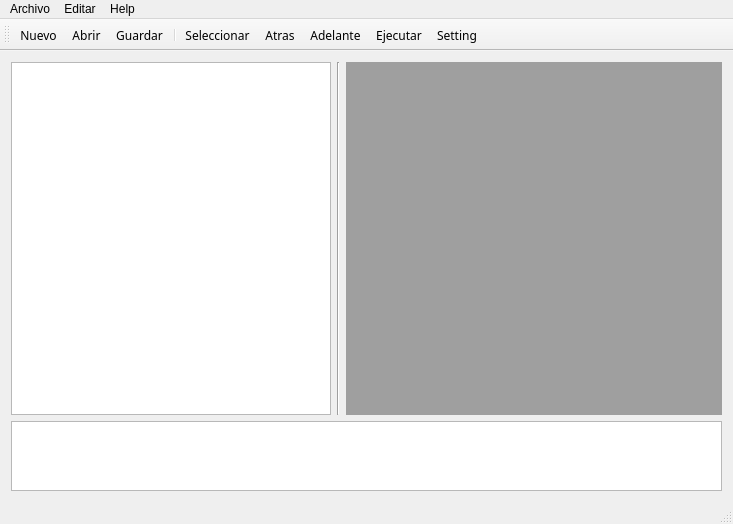
Before: the Qt Designer form ui/mainwindow.ui in myalfred03/robot_editor, drawn with Qt 5.
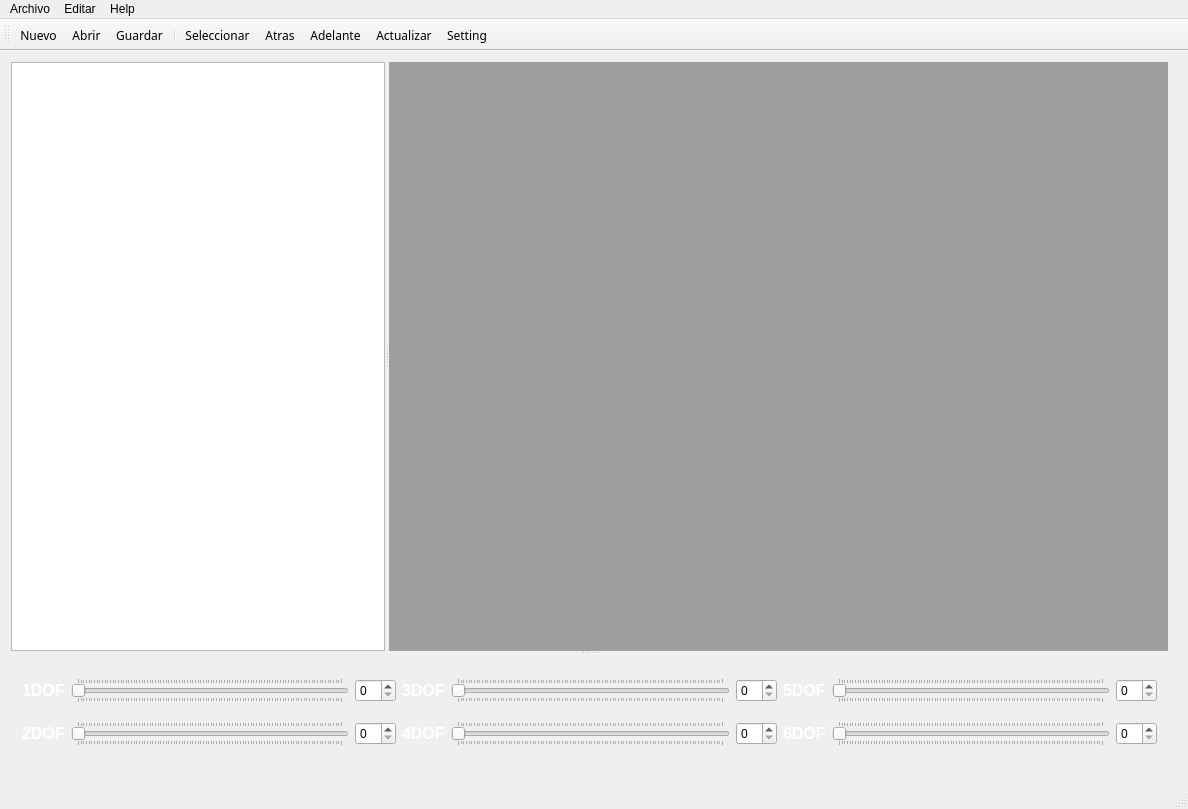
After: the same form once the commit is applied. Icons and pictures are not drawn. Custom widgets are drawn as their Qt base class.

What changed in the file:
```diff
--- a/ui/mainwindow.ui
+++ b/ui/mainwindow.ui
@@ -6,8 +6,8 @@
    <rect>
     <x>0</x>
     <y>0</y>
-    <width>733</width>
-    <height>524</height>
+    <width>1188</width>
+    <height>809</height>
    </rect>
   </property>
   <property name="windowTitle">
@@ -18,82 +18,195 @@
     <normaloff>:/img/UNI-Script.png</normaloff>:/img/UNI-Script.png</iconset>
   </property>
   <widget class="QWidget" name="centralWidget">
-   <layout class="QGridLayout" name="gridLayout_2">
+   <layout class="QGridLayout" name="gridLayout_3">
+    <item row="1" column="1">
+     <widget class="Line" name="line">
+      <property name="orientation">
+       <enum>Qt::Vertical</enum>
+      </property>
+     </widget>
+    </item>
     <item row="0" column="0">
-     <layout class="QGridLayout" name="gridLayout">
-      <item row="0" column="0">
-       <layout class="QGridLayout" name="gridLayout_3">
-        <item row="0" column="0">
-         <widget class="CodeEditor" name="editor">
-          <property name="sizePolicy">
-           <sizepolicy hsizetype="Fixed" vsizetype="Preferred">
-            <horstretch>0</horstretch>
-            <verstretch>0</verstretch>
-           </sizepolicy>
+     <widget class="QSplitter" name="splitter_2">
+      <property name="orientation">
+       <enum>Qt::Vertical</enum>
+      </property>
+      <widget class="QSplitter" name="splitter">
+       <property name="orientation">
+        <enum>Qt::Horizontal</enum>
+       </property>
+       <widget class="CodeEditor" name="editor">
+        <property name="sizePolicy">
+         <sizepolicy hsizetype="Ignored" vsizetype="Minimum">
+          <horstretch>0</horstretch>
+          <verstretch>0</verstretch>
+         </sizepolicy>
+        </property>
+        <property name="minimumSize">
+         <size>
+          <width>10</width>
+          <height>0</height>
+         </size>
+        </property>
+        <property name="maximumSize">
+         <size>
+          <width>800</width>
+          <height>16777215</height>
+         </size>
+        </property>
+        <property name="font">
+         <font>
+          <family>Serif</family>
+          <pointsize>14</pointsize>
+         </font>
+        </property>
+        <property name="frameShadow">
+         <enum>QFrame::Plain</enum>
+        </property>
+       </widget>
+       <widget class="QMdiArea" name="mdiArea">
+        <property name="sizePolicy">
+         <sizepolicy hsizetype="Ignored" vsizetype="Minimum">
+          <horstretch>0</horstretch>
+          <verstretch>0</verstretch>
+         </sizepolicy>
+        </property>
+        <property name="minimumSize">
+         <size>
+          <width>400</width>
+          <height>0</height>
+         </size>
+        </property>
+       </widget>
+      </widget>
+      <widget class="QWidget" name="gridLayoutWidget">
+       <layout class="QGridLayout" name="gridLayout">
+        <item row="0" column="7">
+         <widget class="QSlider" name="slider5">
+          <property name="orientation">
+           <enum>Qt::Horizontal</enum>
           </property>
-          <property name="minimumSize">
-           <size>
-            <width>10</width>
-            <height>0</height>
-           </size>
+          <property name="tickPosition">
+           <enum>QSlider::TicksBothSides</enum>
           </property>
-          <property name="maximumSize">
-           <size>
-            <width>320</width>
-            <height>16777215</height>
-           </size>
+         </widget>
+        </item>
+        <item row="1" column="7">
+         <widget class="QSlider" name="slider6">
+          <property name="orientation">
+           <enum>Qt::Horizontal</enum>
           </property>
-          <property name="font">
-           <font>
-            <family>Serif</family>
-            <pointsize>14</pointsize>
-           </font>
+          <property name="tickPosition">
+           <enum>QSlider::TicksBothSides</enum>
           </property>
-          <property name="frameShadow">
-           <enum>QFrame::Plain</enum>
+         </widget>
+        </item>
+        <item row="1" column="5">
+         <widget class="QSpinBox" name="spinBox_4"/>
+        </item>
+        <item row="0" column="5">
+         <widget class="QSpinBox" name="spinBox_3"/>
+        </item>
+        <item row="1" column="4">
+         <widget class="QSlider" name="slider4">
+          <property name="orientation">
+           <enum>Qt::Horizontal</enum>
           </property>
+          <property name="tickPosition">
+           <enum>QSlider::TicksBothSides</enum>
+          </property>
          </widget>
         </item>
+        <item row="1" column="2">
+         <widget class="QSpinBox" name="spinBox_2"/>
+        </item>
+        <item row="0" column="8">
+         <widget class="QSpinBox" name="spinBox_5"/>
+        </item>
+        <item row="1" column="8">
+         <widget class="QSpinBox" name="spinBox_6"/>
+        </item>
+        <item row="0" column="4">
+         <widget class="QSlider" name="slider3">
+          <property name="orientation">
+           <enum>Qt::Horizontal</enum>
+          </property>
+          <property name="tickPosition">
+           <enum>QSlider::TicksBothSides</enum>
+          </property>
+         </widget>
+        </item>
+        <item row="0" column="2">
+         <widget class="QSpinBox" name="spinBox"/>
+        </item>
         <item row="0" column="1">
-         <layout class="QGridLayout" name="gridLayout_4">
-          <item row="0" column="0">
-           <widget class="Line" name="line">
-            <property name="orientation">
-             <enum>Qt::Vertical</enum>
-            </property>
-           </widget>
-          </item>
-          <item row="0" column="1">
-           <widget class="QMdiArea" name="mdiArea">
-            <property name="sizePolicy">
-             <sizepolicy hsizetype="Ignored" vsizetype="Expanding">
-              <horstretch>0</horstretch>
-              <verstretch>0</verstretch>
-             </sizepolicy>
-            </property>
-           </widget>
-          </item>
-         </layout>
+         <widget class="QSlider" name="slider1">
+          <property name="orientation">
+           <enum>Qt::Horizontal</enum>
+          </property>
+          <property name="invertedControls">
+           <bool>false</bool>
+          </property>
+          <property name="tickPosition">
+           <enum>QSlider::TicksBothSides</enum>
+          </property>
+         </widget>
+        </item>
+        <item row="0" column="0">
+         <widget class="QLabel" name="label">
+          <property name="text">
+           <string>&lt;html&gt;&lt;head/&gt;&lt;body&gt;&lt;p&gt;&lt;span style=&quot; font-size:12pt; font-weight:600; color:#ffffff;&quot;&gt;1DOF&lt;/span&gt;&lt;/p&gt;&lt;/body&gt;&lt;/html&gt;</string>
+          </property>
+         </widget>
+        </item>
+        <item row="1" column="1">
+         <widget class="QSlider" name="slider2">
+          <property name="orientation">
+           <enum>Qt::Horizontal</enum>
+          </property>
+          <property name="tickPosition">
+           <enum>QSlider::TicksBothSides</enum>
+          </property>
+         </widget>
+        </item>
+        <item row="1" column="0">
+         <widget class="QLabel" name="label_2">
+          <property name="text">
+           <string>&lt;html&gt;&lt;head/&gt;&lt;body&gt;&lt;p&gt;&lt;span style=&quot; font-size:12pt; font-weight:600; color:#ffffff;&quot;&gt;2DOF&lt;/span&gt;&lt;/p&gt;&lt;/body&gt;&lt;/html&gt;</string>
+          </property>
+         </widget>
+        </item>
+        <item row="0" column="3">
+         <widget class="QLabel" name="label_3">
+          <property name="text">
+           <string>&lt;html&gt;&lt;head/&gt;&lt;body&gt;&lt;p&gt;&lt;span style=&quot; font-size:12pt; font-weight:600; color:#ffffff;&quot;&gt;3DOF&lt;/span&gt;&lt;/p&gt;&lt;/body&gt;&lt;/html&gt;</string>
+          </property>
+         </widget>
+        </item>
+        <item row="1" column="3">
+         <widget class="QLabel" name="label_4">
+          <property name="text">
+           <string>&lt;html&gt;&lt;head/&gt;&lt;body&gt;&lt;p&gt;&lt;span style=&quot; font-size:12pt; font-weight:600; color:#ffffff;&quot;&gt;4DOF&lt;/span&gt;&lt;/p&gt;&lt;/body&gt;&lt;/html&gt;</string>
+          </property>
+         </widget>
+        </item>
+        <item row="0" column="6">
+         <widget class="QLabel" name="label_5">
+          <property name="text">
+           <string>&lt;html&gt;&lt;head/&gt;&lt;body&gt;&lt;p&gt;&lt;span style=&quot; font-size:12pt; font-weight:600; color:#ffffff;&quot;&gt;5DOF&lt;/span&gt;&lt;/p&gt;&lt;/body&gt;&lt;/html&gt;</string>
+          </property>
+         </widget>
+        </item>
+        <item row="1" column="6">
+         <widget class="QLabel" name="label_6">
+          <property name="text">
+           <string>&lt;html&gt;&lt;head/&gt;&lt;body&gt;&lt;p&gt;&lt;span style=&quot; font-size:12pt; font-weight:600; color:#ffffff;&quot;&gt;6DOF&lt;/span&gt;&lt;/p&gt;&lt;/body&gt;&lt;/html&gt;</string>
+          </property>
+         </widget>
         </item>
        </layout>
-      </item>
-      <item row="1" column="0">
-       <widget class="Console" name="outputText">
-        <property name="sizePolicy">
-         <sizepolicy hsizetype="Preferred" vsizetype="Preferred">
-          <horstretch>0</horstretch>
-          <verstretch>0</verstretch>
-         </sizepolicy>
-        </property>
-        <property name="maximumSize">
-         <size>
-          <width>16777215</width>
-          <height>100</height>
-         </size>
-        </property>
-       </widget>
-      </item>
-     </layout>
+      </widget>
+     </widget>
     </item>
    </layout>
   </widget>
@@ -102,7 +215,7 @@
     <rect>
      <x>0</x>
      <y>0</y>
-     <width>733</width>
+     <width>1188</width>
      <height>18</height>
     </rect>
    </property>
@@ -293,7 +406,7 @@
      <normaloff>:/img/run.png</normaloff>:/img/run.png</iconset>
    </property>
    <property name="text">
-    <string>Ejecutar</string>
+    <string>Actualizar</string>
    </property>
    <property name="toolTip">
     <string>Ejecutar Simulación</string>
@@ -338,11 +451,6 @@
    <extends>QPlainTextEdit</extends>
    <header location="global">codeeditor.h</header>
   </customwidget>
-  <customwidget>
-   <class>Console</class>
-   <extends>QPlainTextEdit</extends>
-   <header location="global">console.h</header>
-  </customwidget>
  </customwidgets>
  <resources>
   <include location="../image.qrc"/>
```
Left out of the diff: 204 changed lines with no effect on the pictures.
